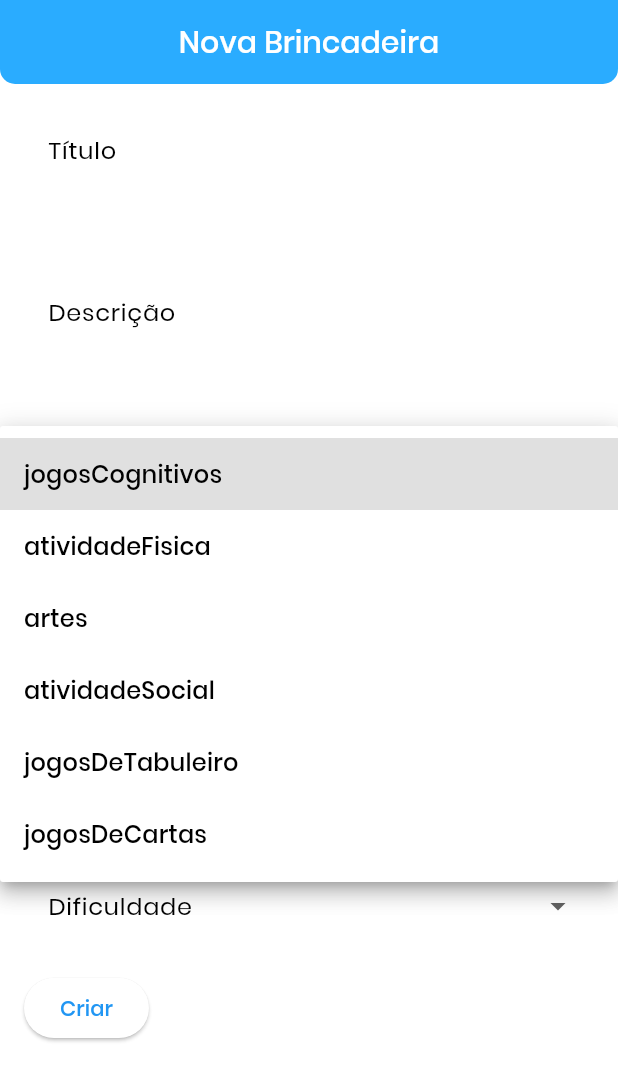
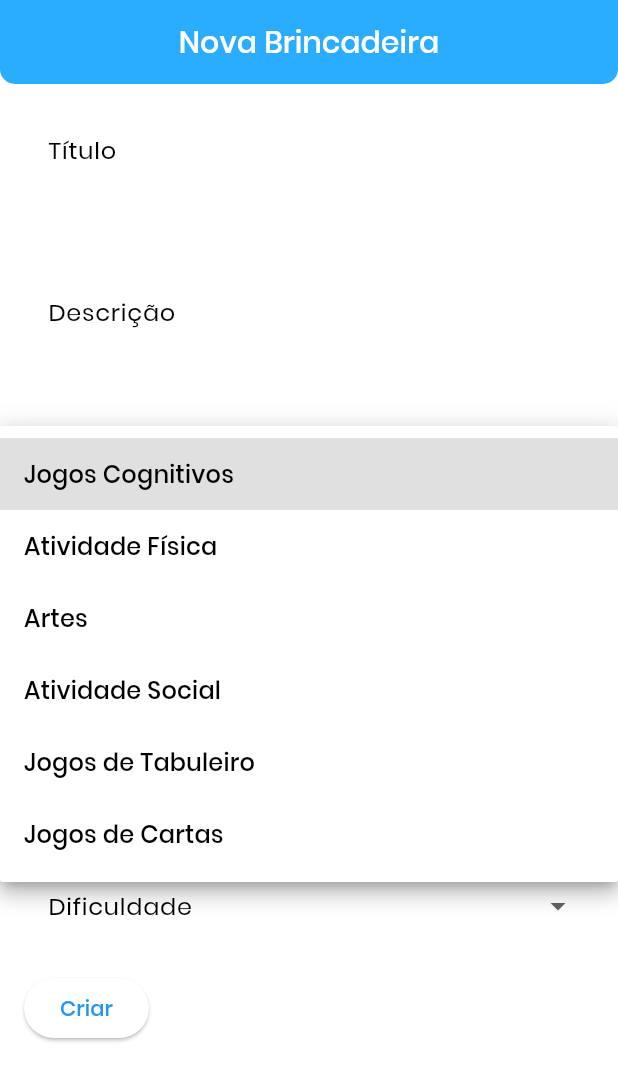
Before and after one commit to thak1996/brincar_e_conectar_flutter, a Flutter app: the EditView screen opened by its route, after a tap on "Categoria", on a phone screen of 412 x 824 dp. Shown: the top 1081 px of the screen. Run offline on Flutter 3.47's test engine with Material 3 defaults, Android fonts, the phone set to English and light mode, and no system bars; our stand-ins replace dio, flutter_bloc, go_router, result_dart; network calls fail.

Commit message:
adiciona enums para categorias, faixas etárias e dificuldades, e refatora a exibição de dados nas telas de detalhes e edição

```diff
--- a/lib/app/core/utils/enum.dart
+++ b/lib/app/core/utils/enum.utils.dart
@@ -30,6 +30,23 @@ extension CategoriaExtension on Categoria {
         return Categoria.jogosCognitivos;
     }
   }
+
+  String get formatted {
+    switch (this) {
+      case Categoria.jogosCognitivos:
+        return "Jogos Cognitivos";
+      case Categoria.atividadeFisica:
+        return "Atividade Física";
+      case Categoria.artes:
+        return "Artes";
+      case Categoria.atividadeSocial:
+        return "Atividade Social";
+      case Categoria.jogosDeTabuleiro:
+        return "Jogos de Tabuleiro";
+      case Categoria.jogosDeCartas:
+        return "Jogos de Cartas";
+    }
+  }
 }
 
 extension FaixaEtariaExtension on FaixaEtaria {
@@ -45,13 +62,24 @@ extension FaixaEtariaExtension on FaixaEtaria {
         return FaixaEtaria.crianca;
     }
   }
+
+  String get formatted {
+    switch (this) {
+      case FaixaEtaria.crianca:
+        return "Criança";
+      case FaixaEtaria.adolescente:
+        return "Adolescente";
+      case FaixaEtaria.idosos:
+        return "Idosos";
+    }
+  }
 }
 
 extension DificuldadeExtension on Dificuldade {
   static Dificuldade? fromString(String? value) {
     if (value == null) return null;
     switch (value.toLowerCase()) {
-      case 'medio':
+      case 'médio':
         return Dificuldade.medio;
       case 'dificil':
         return Dificuldade.dificil;
@@ -60,4 +88,15 @@ extension DificuldadeExtension on Dificuldade {
         return Dificuldade.facil;
     }
   }
+
+  String get formatted {
+    switch (this) {
+      case Dificuldade.facil:
+        return "Fácil";
+      case Dificuldade.medio:
+        return "Médio";
+      case Dificuldade.dificil:
+        return "Difícil";
+    }
+  }
 }
--- a/lib/app/models/brincadeiras.dart
+++ b/lib/app/models/brincadeiras.dart
@@ -1,7 +1,7 @@
 import 'dart:convert';
 import 'package:flutter/foundation.dart';
 
-import '../core/utils/enum.dart';
+import '../core/utils/enum.utils.dart';
 
 class Brincadeiras {
   Brincadeiras({
--- a/lib/app/view/edit/edit.view.dart
+++ b/lib/app/view/edit/edit.view.dart
@@ -1,6 +1,6 @@
 import 'package:flutter/material.dart';
 import 'package:flutter_bloc/flutter_bloc.dart';
-import '../../core/utils/enum.dart';
+import '../../core/utils/enum.utils.dart';
 import '../../core/utils/validator.dart';
 import '../../models/brincadeiras.dart';
 import '../widgets/app.bar.widget.dart';
@@ -97,7 +97,7 @@ class EditView extends StatelessWidget {
                           Categoria.values.map((Categoria categoria) {
                             return DropdownMenuItem<Categoria>(
                               value: categoria,
-                              child: Text(categoria.name),
+                              child: Text(categoria.formatted),
                             );
                           }).toList(),
                       onChanged: (Categoria? novaCategoria) {
@@ -128,7 +128,7 @@ class EditView extends StatelessWidget {
                           FaixaEtaria.values.map((FaixaEtaria faixaEtaria) {
                             return DropdownMenuItem<FaixaEtaria>(
                               value: faixaEtaria,
-                              child: Text(faixaEtaria.name),
+                              child: Text(faixaEtaria.formatted),
                             );
                           }).toList(),
                       onChanged: (FaixaEtaria? novaFaixaEtaria) {
@@ -145,7 +145,7 @@ class EditView extends StatelessWidget {
                           Dificuldade.values.map((Dificuldade dificuldade) {
                             return DropdownMenuItem<Dificuldade>(
                               value: dificuldade,
-                              child: Text(dificuldade.name),
+                              child: Text(dificuldade.formatted),
                             );
                           }).toList(),
                       onChanged: (Dificuldade? novaDificuldade) {
--- a/lib/app/view/home/home.controller.dart
+++ b/lib/app/view/home/home.controller.dart
@@ -1,4 +1,4 @@
-import 'package:brincar_e_conectar_flutter/app/core/utils/enum.dart';
+import 'package:brincar_e_conectar_flutter/app/core/utils/enum.utils.dart';
 import 'package:flutter_bloc/flutter_bloc.dart';
 import '../../models/brincadeiras.dart';
 import '../../core/service/brincadeiras.service.dart';
```
Also changed, not shown: lib/app/core/utils/string.utils.dart (added, +12 -0 lines), lib/app/view/details/details.view.dart (+11 -6 lines).
